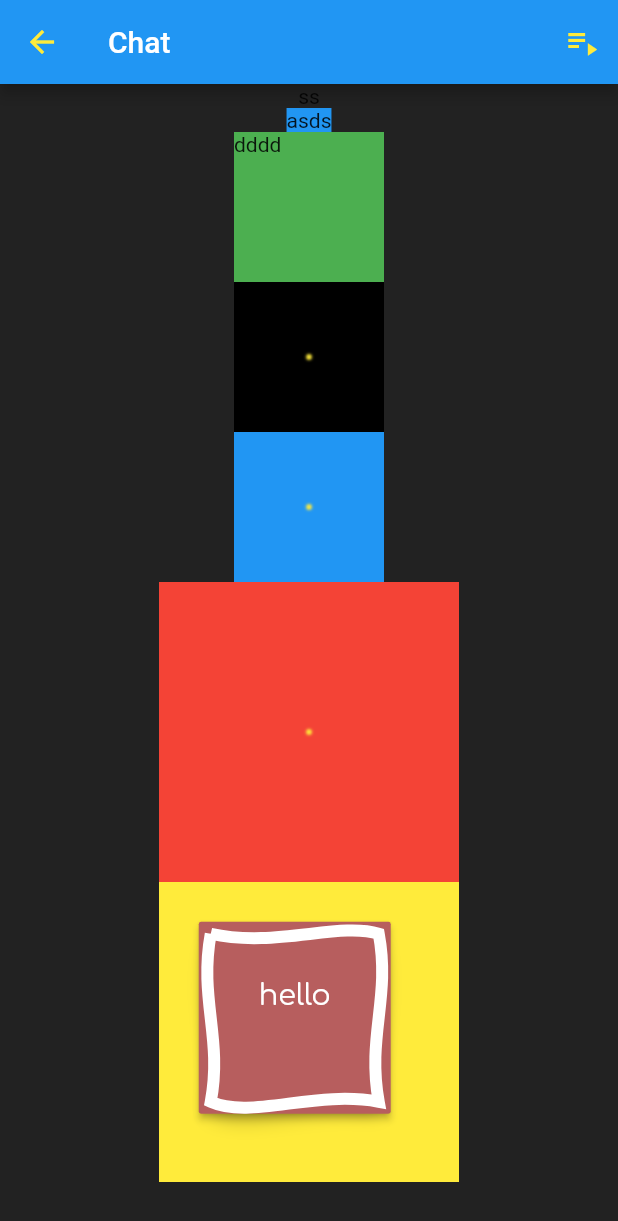
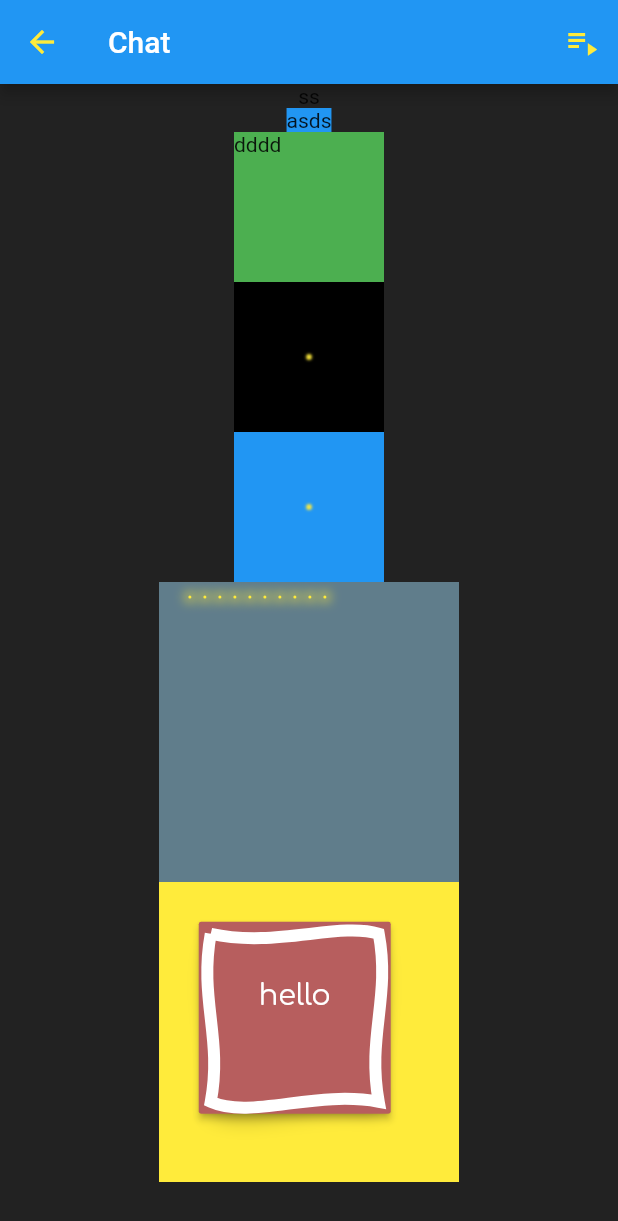
Before and after one commit to fmatosqg/flutter-sample-crypto, a Flutter app: the screen it shows after launch, after a tap on "Anonymous", on a phone screen of 412 x 824 dp. Shown: the top 1221 px of the screen. Run offline on Flutter 3.47's test engine with Material 2 defaults, Android fonts, the phone set to English and light mode, and no system bars; our stand-ins replace video_player, yaml; missing offline and left inert: code_builder, dart_style; network calls fail.

Commit message:
Drawing nice static dots

```diff
--- a/lib/main.dart
+++ b/lib/main.dart
@@ -29,7 +29,7 @@ class _MyAppState extends State<MyApp> {
   @override
   Widget build(BuildContext context) {
     return new MaterialApp(
-      theme: Navigation.singleton.getTheme(),
+      theme: _theme,
       home: new LoginScreen(),
     );
   }
--- a/lib/ui/screen/chat/ChatScreen.dart
+++ b/lib/ui/screen/chat/ChatScreen.dart
@@ -62,8 +62,8 @@ class ChatScreen extends StatelessWidget {
             new Container(
               width: 200.0,
               height: 200.0,
-              color: Colors.red,
-              child: new Sparkles(),
+              color: Colors.blueGrey,
+              child: new SparklingBox(),
             ),
             new Container(
               height: 200.0,
--- a/lib/ui/screen/chat/Sparkles.dart
+++ b/lib/ui/screen/chat/Sparkles.dart
@@ -1,10 +1,112 @@
-import 'dart:async';
-import 'dart:io';
 import 'dart:typed_data';
+import 'dart:ui' as ui;
 
 import 'package:flutter/material.dart';
-import 'dart:ui' as ui;
 import 'package:flutter/services.dart' show rootBundle;
+
+class SparklingBox extends StatelessWidget {
+  @override
+  Widget build(BuildContext context) {
+    return new _SparklingBoxx(MediaQuery.of(context).size);
+  }
+}
+
+class _SparklingBoxx extends StatefulWidget {
+  Size _size;
+
+  _SparklingBoxx(this._size);
+
+  @override
+  State<StatefulWidget> createState() => new _SparklingBoxState();
+}
+
+class _SparklingBoxState extends State<_SparklingBoxx> {
+  List<Dot> listDot;
+
+  @override
+  void initState() {
+    var dotCount = 10;
+
+    listDot = [];
+    new List.generate(dotCount, (i) {
+      double dx = widget._size.width / dotCount;
+
+      var x = 10.0 * i + dx / 2;
+      var y = 10.0;
+      listDot.add(new Dot(x, y));
+    });
+    super.initState();
+  }
+
+  @override
+  void dispose() {
+    super.dispose();
+  }
+
+  @override
+  Widget build(BuildContext context) {
+    return new Container(
+      // hh
+//        child: new Text("ddd")
+      child: new CustomPaint(
+        painter: new _SparksPainter(listDot),
+      ),
+    );
+  }
+}
+
+class _SparksPainter extends CustomPainter {
+  List<Dot> listDot;
+
+  _SparksPainter(this.listDot);
+
+  @override
+  void paint(ui.Canvas canvas, ui.Size size) {
+    var paint = new Paint();
+    paint.color = Colors.yellow;
+
+    for (var dot in listDot) {
+      dot.draw(canvas, paint);
+    }
+  }
+
+  @override
+  bool shouldRepaint(CustomPainter oldDelegate) {
+    return true;
+  }
+}
+
+class Dot {
+  double y;
+  double x;
+
+  Dot(this.x, this.y);
+
+  void draw(Canvas canvas, Paint paint) {
+//    double size = 3.9;
+
+    var sizeSolid = 2.0;
+    var sizeFuzzy = sizeSolid * 3;
+
+    double sigma = 4.0;
+
+    Paint paint = new Paint();
+
+    Offset center = new Offset(x, y);
+    Offset offFuzzy = new Offset(sizeFuzzy / 2, sizeFuzzy / 2);
+    Rect rectFuzzy = new Rect.fromPoints(center - offFuzzy, center + offFuzzy);
+
+    paint.color = Colors.yellow;
+
+    paint.maskFilter = new MaskFilter.blur(BlurStyle.normal, sigma);
+    canvas.drawOval(rectFuzzy, paint);
+
+    paint.maskFilter = null;
+    Offset offSolid = new Offset(sizeSolid / 2, sizeSolid / 2);
+    Rect rectSolid = new Rect.fromPoints(center - offSolid, center + offSolid);
+    canvas.drawOval(rectSolid, paint);
+  }
+}
 
 class Sparkles extends CustomPaint {
   @override
```
